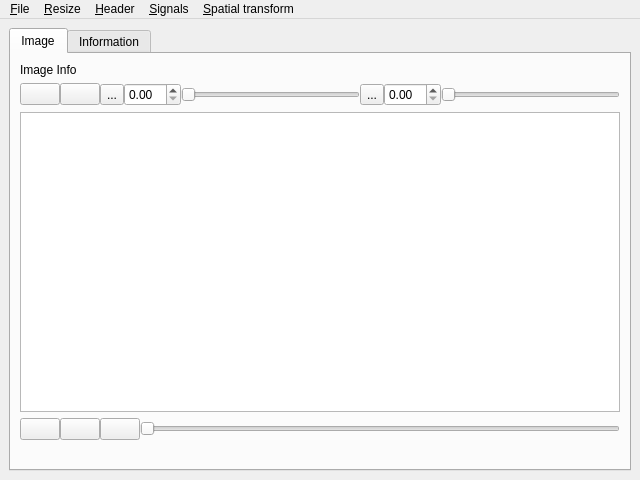
Old version of the form view_image.ui in the repository frankyeh/DSI-Studio.
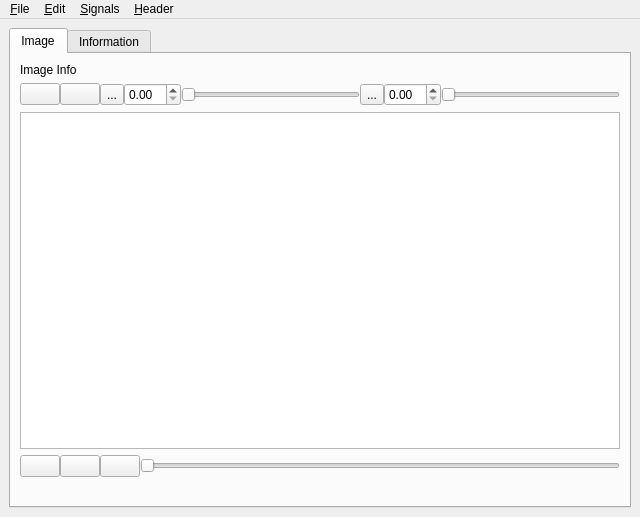
New version of the form. Icons and pictures are not drawn. Custom widgets are drawn as their Qt base class.

Commit message: [gui] revise view image window

Patch:
```diff
--- a/view_image.ui
+++ b/view_image.ui
@@ -7,7 +7,7 @@
     <x>0</x>
     <y>0</y>
     <width>640</width>
-    <height>480</height>
+    <height>517</height>
    </rect>
   </property>
   <property name="windowTitle">
@@ -296,7 +296,7 @@
    </widget>
    <widget class="QMenu" name="menuResize">
     <property name="title">
-     <string>&amp;Resize</string>
+     <string>&amp;Edit</string>
     </property>
     <addaction name="actionResample"/>
     <addaction name="actionResize"/>
@@ -325,18 +325,10 @@
     <addaction name="separator"/>
     <addaction name="actionMasking"/>
    </widget>
-   <widget class="QMenu" name="menu_Spatial_transform">
-    <property name="title">
-     <string>&amp;Spatial transform</string>
-    </property>
-    <addaction name="actionTranslocate"/>
-    <addaction name="actionLPS_RAS_swap"/>
-   </widget>
    <addaction name="menu_File"/>
    <addaction name="menuResize"/>
-   <addaction name="menu_Header"/>
    <addaction name="menu_Intensity"/>
-   <addaction name="menu_Spatial_transform"/>
+   <addaction name="menu_Header"/>
   </widget>
   <action name="action_Save_as">
    <property name="text">
```
Left out of the diff: 66 changed lines with no effect on the pictures. The commit also changes 2 other files.
